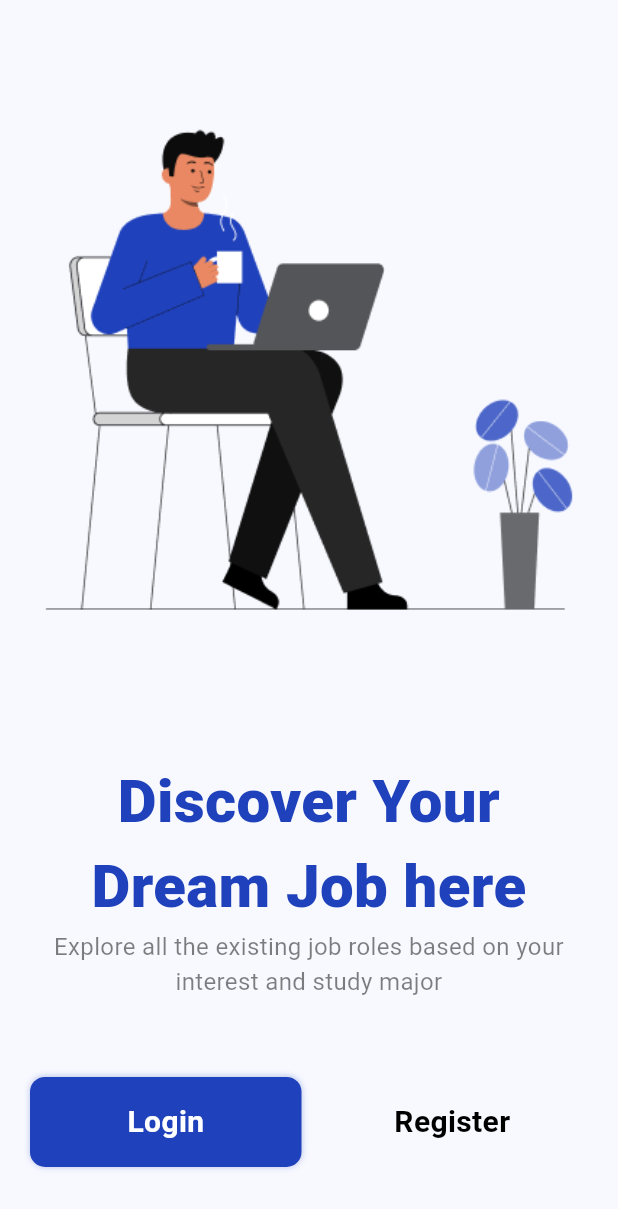
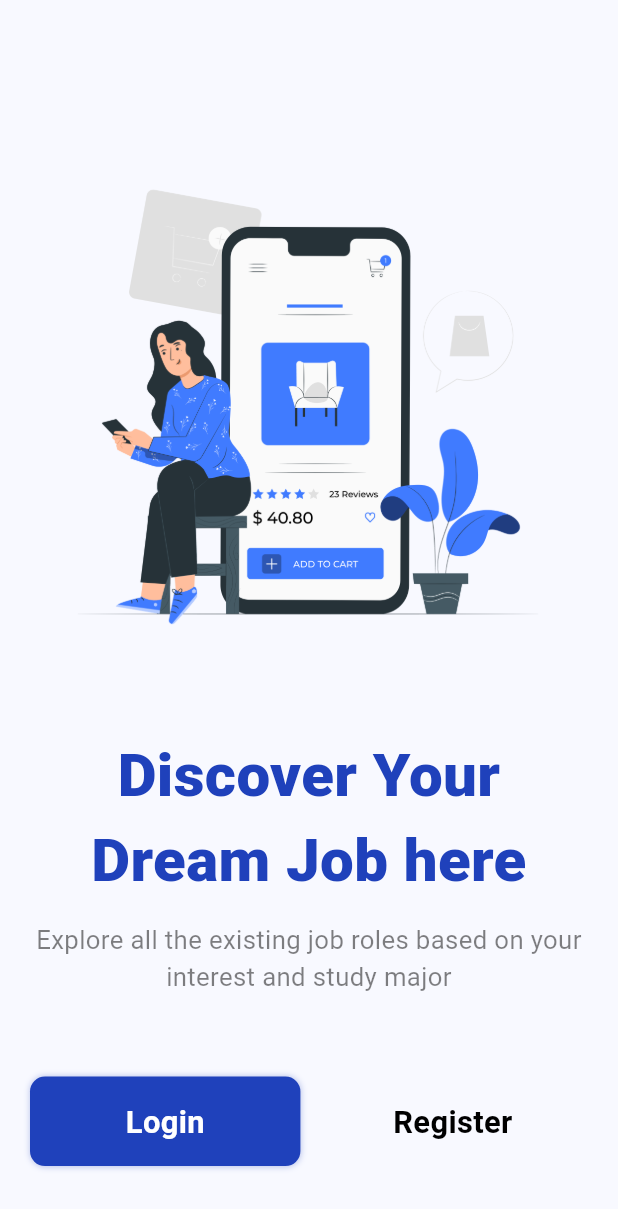
Before and after one commit to hamidhosen42/Flutter-E-Commerce-App, a Flutter app: the screen it shows after launch, on a phone screen of 412 x 824 dp. Shown: the top 1209 px of the screen. Run offline on Flutter 3.47's test engine with Material 2 defaults, Android fonts, the phone set to English and light mode, and no system bars; our stand-ins replace carousel_slider, cloud_firestore, firebase_auth, firebase_core, flutter_screenutil; accounts and stored records are empty.

Commit message:
welcome_screen

```diff
--- a/lib/views/SplashScreen/splash_screen.dart
+++ b/lib/views/SplashScreen/splash_screen.dart
@@ -60,15 +60,15 @@ class _SplashScreenState extends State<SplashScreen> {
               children: [
                 Text(
                   AppConfig.appName,
-                  style: const TextStyle(
+                  style: TextStyle(
                       color: Colors.white,
-                      fontSize: 25,
+                      fontSize: 25.sp,
                       fontWeight: FontWeight.bold),
                 ),
                 Text(
                   "Version: 1.0",
                   style: TextStyle(
-                      fontSize: 20,
+                      fontSize: 20.sp,
                       letterSpacing: 1,
                       color: Colors.grey,
                       fontWeight: FontWeight.w800,
--- a/lib/views/WelcomeScreen/welcome_screen.dart
+++ b/lib/views/WelcomeScreen/welcome_screen.dart
@@ -3,6 +3,7 @@
 import 'package:e_commerce/utils/colors.dart';
 import 'package:e_commerce/views/Authentication/RegisterScreen/register_screen.dart';
 import 'package:flutter/material.dart';
+import 'package:flutter_screenutil/flutter_screenutil.dart';
 
 import '../Authentication/LoginScreen/login_screen.dart';
 
@@ -16,6 +17,7 @@ class WelcomeScreen extends StatefulWidget {
 class _WelcomeScreenState extends State<WelcomeScreen> {
   @override
   Widget build(BuildContext context) {
+    final size = MediaQuery.sizeOf(context);
     return Scaffold(
       body: Center(
         child: Padding(
@@ -24,7 +26,13 @@ class _WelcomeScreenState extends State<WelcomeScreen> {
             mainAxisAlignment: MainAxisAlignment.spaceAround,
             crossAxisAlignment: CrossAxisAlignment.center,
             children: [
-              Image.asset("assets/images/get_started.png"),
+              SizedBox(
+                height: 5.h,
+              ),
+              Image.asset(
+                "assets/images/get_started.png",
+                width: size.width * 0.8,
+              ),
               Column(
                 children: [
                   Text(
@@ -32,14 +40,17 @@ class _WelcomeScreenState extends State<WelcomeScreen> {
                     textAlign: TextAlign.center,
                     style: TextStyle(
                         color: AppColor.primaryColor,
-                        fontSize: 40,
+                        fontSize: 35.sp,
                         fontWeight: FontWeight.w800),
+                  ),
+                  SizedBox(
+                    height: 10.h,
                   ),
                   Text(
                     "Explore all the existing job roles based on your interest and study major",
                     textAlign: TextAlign.center,
                     style: TextStyle(
-                      fontSize: 16,
+                      fontSize: 15.sp,
                       color: Colors.black.withOpacity(0.5),
                     ),
                   ),
@@ -49,11 +60,12 @@ class _WelcomeScreenState extends State<WelcomeScreen> {
                 children: [
                   Expanded(
                     child: InkWell(
-                      onTap: (){
-                        Navigator.push(context, MaterialPageRoute(builder: (_)=>LoginScreen()));
+                      onTap: () {
+                        Navigator.push(context,
+                            MaterialPageRoute(builder: (_) => LoginScreen()));
                       },
                       child: Container(
-                        height: 60,
+                        height: 50.h,
                         decoration: BoxDecoration(
                             color: AppColor.primaryColor,
                             boxShadow: [
@@ -66,7 +78,7 @@ class _WelcomeScreenState extends State<WelcomeScreen> {
                           child: Text(
                             "Login",
                             style: TextStyle(
-                              fontSize: 20,
+                              fontSize: 18.sp,
                               fontWeight: FontWeight.bold,
                               color: Colors.white,
                             ),
@@ -76,22 +88,25 @@ class _WelcomeScreenState extends State<WelcomeScreen> {
                     ),
                   ),
                   SizedBox(
-                    width: 10,
+                    width: 10.w,
                   ),
                   Expanded(
-                    child:InkWell(
-                      onTap: (){
-                        Navigator.push(context, MaterialPageRoute(builder: (_)=>RegisterScreen()));
+                    child: InkWell(
+                      onTap: () {
+                        Navigator.push(
+                            context,
+                            MaterialPageRoute(
+                                builder: (_) => RegisterScreen()));
                       },
                       child: Container(
-                        height: 60,
+                        height: 50.h,
                         decoration: BoxDecoration(
                             borderRadius: BorderRadius.circular(10)),
                         child: Center(
                           child: Text(
                             "Register",
                             style: TextStyle(
-                              fontSize: 20,
+                              fontSize: 18.sp,
                               fontWeight: FontWeight.bold,
                               color: Colors.black,
                             ),
```
Also changed, not shown: assets/images/get_started.png, assets/images/get_started1.png (added), assets/images/splash_screen.png.
